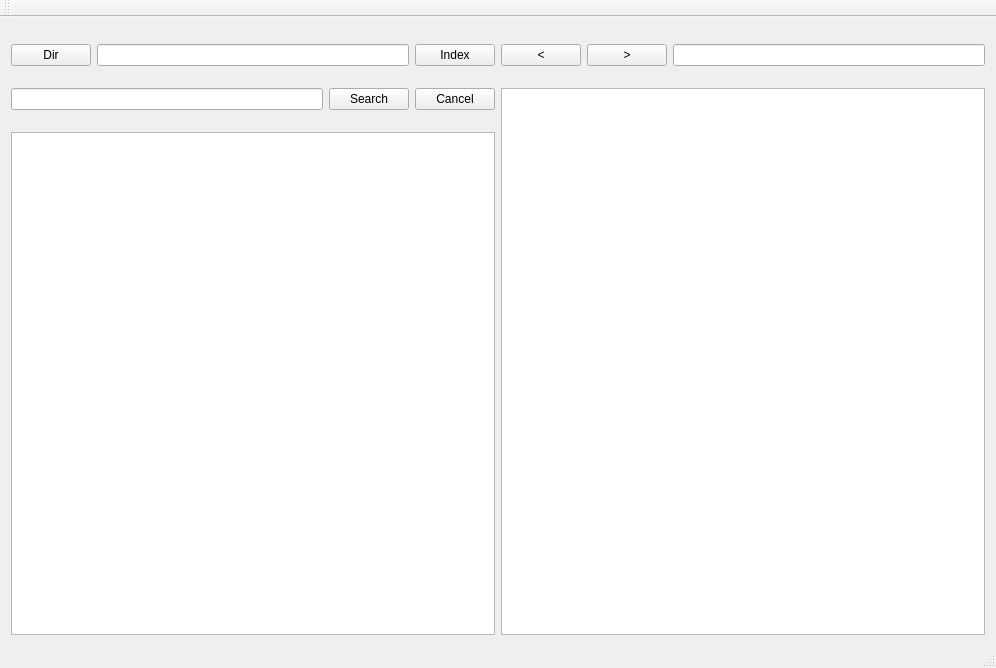
Above: mainwindow.ui from annbumagina/words before the change. Below: the same form after it.
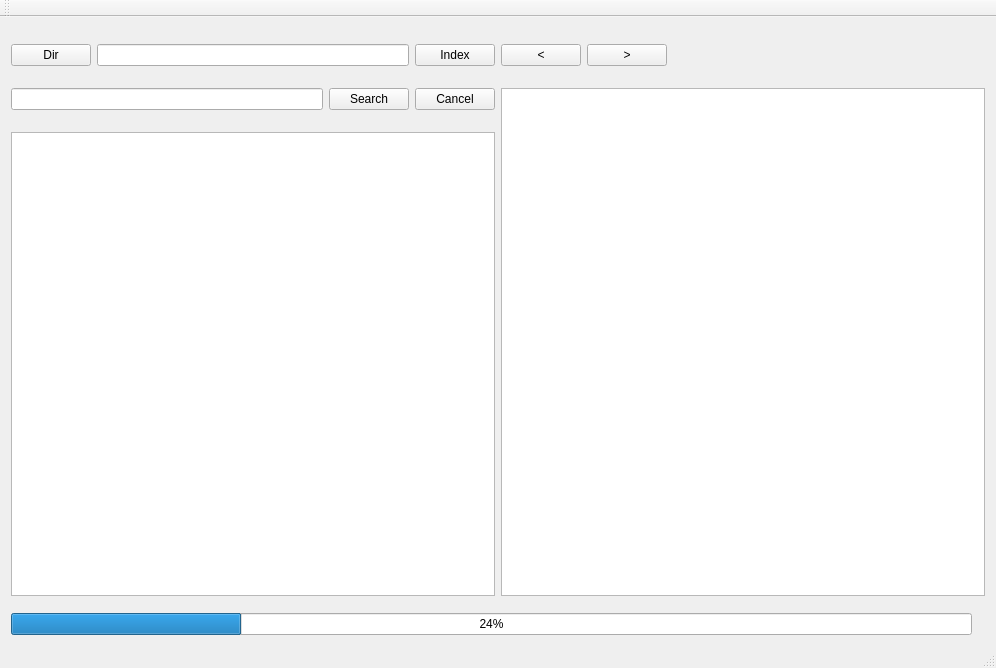
That is the form after the change. Custom widgets are drawn as their Qt base class.

Commit message: viewer improved, progress bar

Patch:
```diff
--- a/mainwindow.ui
+++ b/mainwindow.ui
@@ -162,7 +162,17 @@
              </widget>
             </item>
             <item>
-             <widget class="QLineEdit" name="position"/>
+             <widget class="QLabel" name="position">
+              <property name="sizePolicy">
+               <sizepolicy hsizetype="Expanding" vsizetype="Fixed">
+                <horstretch>0</horstretch>
+                <verstretch>0</verstretch>
+               </sizepolicy>
+              </property>
+              <property name="text">
+               <string/>
+              </property>
+             </widget>
             </item>
            </layout>
           </widget>
@@ -175,6 +185,35 @@
       </item>
      </layout>
     </item>
+    <item>
+     <widget class="QWidget" name="widget_6" native="true">
+      <layout class="QHBoxLayout" name="horizontalLayout_5">
+       <property name="leftMargin">
+        <number>0</number>
+       </property>
+       <property name="rightMargin">
+        <number>0</number>
+       </property>
+       <property name="bottomMargin">
+        <number>0</number>
+       </property>
+       <item>
+        <widget class="QProgressBar" name="progressBar">
+         <property name="value">
+          <number>24</number>
+         </property>
+        </widget>
+       </item>
+       <item>
+        <widget class="QLabel" name="label">
+         <property name="text">
+          <string/>
+         </property>
+        </widget>
+       </item>
+      </layout>
+     </widget>
+    </item>
    </layout>
   </widget>
   <widget class="QMenuBar" name="menuBar">
```
Left out of the diff: 15 changed lines with no effect on the pictures. The commit also changes 10 other files.
